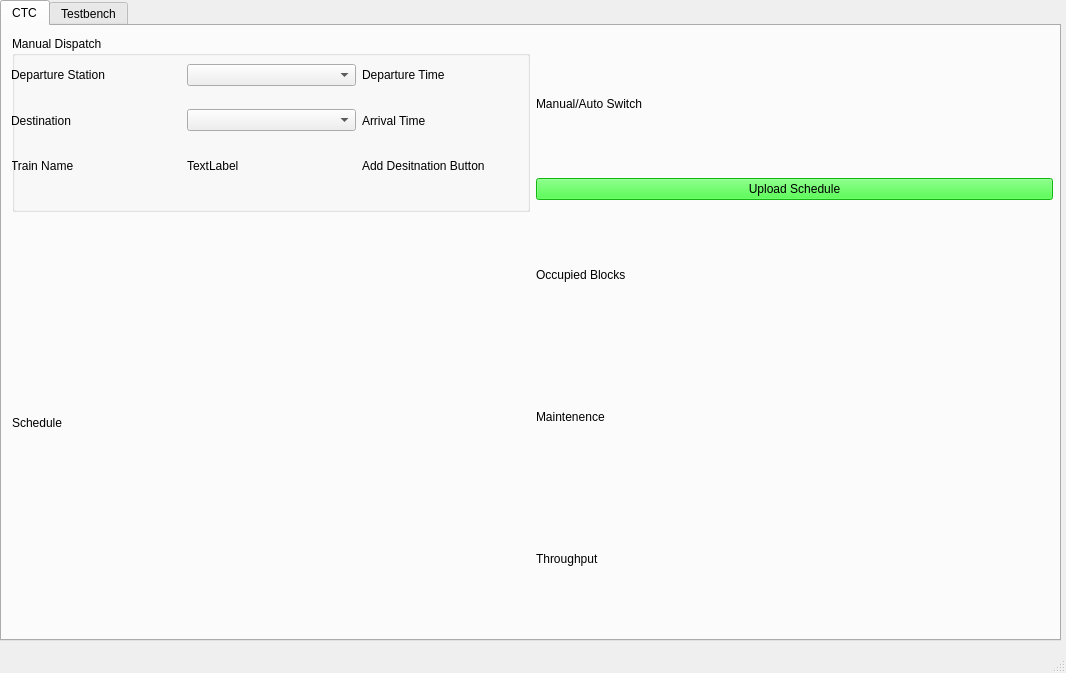
This is CTC/CTC_UI.ui in asmithie13/ECE-1140 as Qt 5 draws it before an edit. The edited form follows.
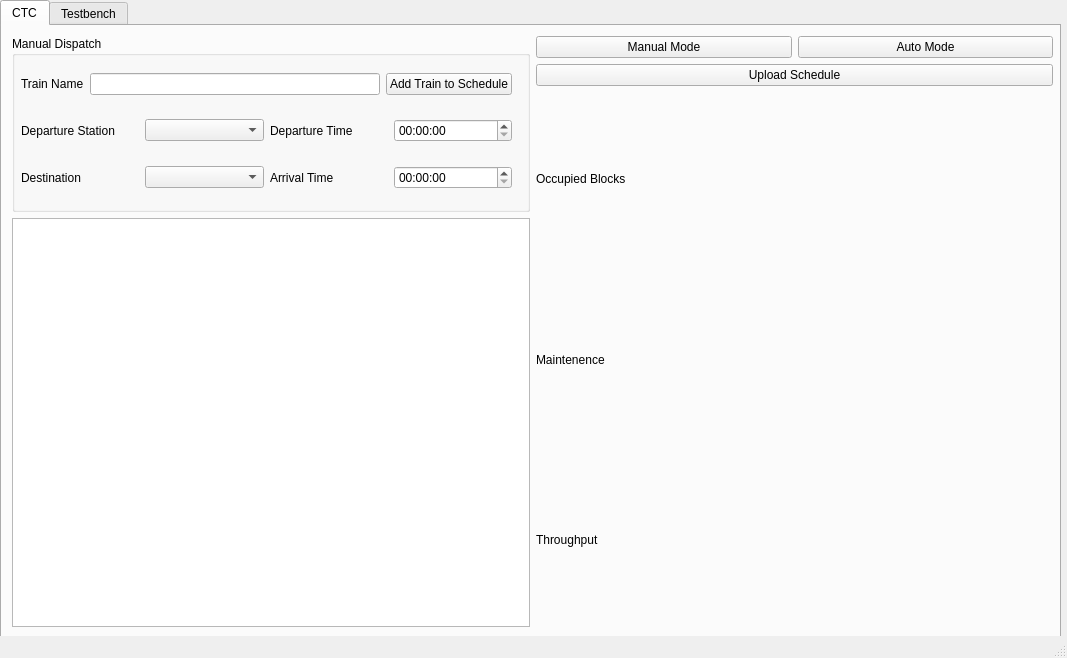
This is the edited form.

Commit message: Updated manual/automatic mode selection

The edit to the form file:
```diff
--- a/CTC/CTC_UI.ui
+++ b/CTC/CTC_UI.ui
@@ -6,8 +6,8 @@
    <rect>
     <x>0</x>
     <y>0</y>
-    <width>1066</width>
-    <height>673</height>
+    <width>1067</width>
+    <height>658</height>
    </rect>
   </property>
   <property name="windowTitle">
@@ -50,7 +50,7 @@
         <height>591</height>
        </rect>
       </property>
-      <layout class="QHBoxLayout" name="horizontalLayout">
+      <layout class="QHBoxLayout" name="CTC_TabCols" stretch="5,5">
        <item>
         <layout class="QVBoxLayout" name="verticalLayout" stretch="3,7">
          <item>
@@ -61,24 +61,45 @@
            <widget class="QWidget" name="verticalLayoutWidget_4">
             <property name="geometry">
              <rect>
-              <x>-1</x>
+              <x>9</x>
               <y>19</y>
-              <width>521</width>
-              <height>131</height>
+              <width>491</width>
+              <height>153</height>
              </rect>
             </property>
             <layout class="QVBoxLayout" name="verticalLayout_5">
              <item>
               <layout class="QHBoxLayout" name="horizontalLayout_15">
                <item>
-                <widget class="QLabel" name="label_38">
+                <widget class="QLabel" name="TrainNameLabel">
+                 <property name="text">
+                  <string>Train Name</string>
+                 </property>
+                </widget>
+               </item>
+               <item>
+                <widget class="QLineEdit" name="TrainNameField"/>
+               </item>
+               <item>
+                <widget class="QPushButton" name="AddTrainButton">
+                 <property name="text">
+                  <string>Add Train to Schedule</string>
+                 </property>
+                </widget>
+               </item>
+              </layout>
+             </item>
+             <item>
+              <layout class="QHBoxLayout" name="ManualDispatchRow2">
+               <item>
+                <widget class="QLabel" name="DepartureStationLabel">
                  <property name="text">
                   <string>Departure Station</string>
                  </property>
                 </widget>
                </item>
                <item>
-                <widget class="QComboBox" name="comboBox_10">
+                <widget class="QComboBox" name="DepartureSationSelect">
                  <item>
                   <property name="text">
                    <string/>
@@ -102,12 +123,15 @@
                 </widget>
                </item>
                <item>
-                <widget class="QLabel" name="label_39">
+                <widget class="QLabel" name="DepartureTimeLabel">
                  <property name="text">
                   <string>Departure Time</string>
                  </property>
                 </widget>
                </item>
+               <item>
+                <widget class="QTimeEdit" name="DepartureTimeEdit"/>
+               </item>
               </layout>
              </item>
              <item>
@@ -153,30 +177,8 @@
                  </property>
                 </widget>
                </item>
-              </layout>
-             </item>
-             <item>
-              <layout class="QHBoxLayout" name="horizontalLayout_17">
                <item>
-                <widget class="QLabel" name="label_42">
-                 <property name="text">
-                  <string>Train Name</string>
-                 </property>
-                </widget>
-               </item>
-               <item>
-                <widget class="QLabel" name="label_43">
-                 <property name="text">
-                  <string>TextLabel</string>
-                 </property>
-                </widget>
-               </item>
-               <item>
-                <widget class="QLabel" name="label_44">
-                 <property name="text">
-                  <string>Add Desitnation Button</string>
-                 </property>
-                </widget>
+                <widget class="QTimeEdit" name="ArrivalTimeEdit"/>
                </item>
               </layout>
              </item>
@@ -185,22 +187,29 @@
           </widget>
          </item>
          <item>
-          <widget class="QLabel" name="label">
-           <property name="text">
-            <string>Schedule</string>
-           </property>
-          </widget>
+          <widget class="QTableView" name="ScheduleTable"/>
          </item>
         </layout>
        </item>
        <item>
         <layout class="QVBoxLayout" name="verticalLayout_4">
          <item>
-          <widget class="QLabel" name="label_9">
-           <property name="text">
-            <string>Manual/Auto Switch</string>
-           </property>
-          </widget>
+          <layout class="QHBoxLayout" name="ModeButtonLayout">
+           <item>
+            <widget class="QPushButton" name="ManualModeButton">
+             <property name="text">
+              <string>Manual Mode</string>
+             </property>
+            </widget>
+           </item>
+           <item>
+            <widget class="QPushButton" name="AutoModeButton">
+             <property name="text">
+              <string>Auto Mode</string>
+             </property>
+            </widget>
+           </item>
+          </layout>
          </item>
          <item>
           <widget class="QPushButton" name="UploadButton">
@@ -219,45 +228,45 @@
               <colorrole role="Button">
                <brush brushstyle="SolidPattern">
                 <color alpha="255">
-                 <red>28</red>
-                 <green>255</green>
-                 <blue>25</blue>
+                 <red>240</red>
+                 <green>240</green>
+                 <blue>240</blue>
                 </color>
                </brush>
               </colorrole>
               <colorrole role="Light">
                <brush brushstyle="SolidPattern">
                 <color alpha="255">
-                 <red>154</red>
+                 <red>255</red>
                  <green>255</green>
-                 <blue>153</blue>
+                 <blue>255</blue>
                 </color>
                </brush>
               </colorrole>
               <colorrole role="Midlight">
                <brush brushstyle="SolidPattern">
                 <color alpha="255">
-                 <red>91</red>
-                 <green>255</green>
-                 <blue>89</blue>
+                 <red>247</red>
+                 <green>247</green>
+                 <blue>247</blue>
                 </color>
                </brush>
               </colorrole>
               <colorrole role="Dark">
                <brush brushstyle="SolidPattern">
                 <color alpha="255">
-                 <red>14</red>
-                 <green>127</green>
-                 <blue>12</blue>
+                 <red>120</red>
+                 <green>120</green>
+                 <blue>120</blue>
                 </color>
                </brush>
               </colorrole>
               <colorrole role="Mid">
                <brush brushstyle="SolidPattern">
                 <color alpha="255">
-                 <red>18</red>
-                 <green>170</green>
-                 <blue>16</blue>
+                 <red>160</red>
+                 <green>160</green>
+                 <blue>160</blue>
                 </color>
                </brush>
               </colorrole>
@@ -300,9 +309,9 @@
               <colorrole role="Window">
                <brush brushstyle="SolidPattern">
                 <color alpha="255">
-                 <red>28</red>
-                 <green>255</green>
-                 <blue>25</blue>
+                 <red>240</red>
+                 <green>240</green>
+                 <blue>240</blue>
                 </color>
                </brush>
               </colorrole>
@@ -318,9 +327,9 @@
               <colorrole role="AlternateBase">
                <brush brushstyle="SolidPattern">
                 <color alpha="255">
-                 <red>141</red>
-                 <green>255</green>
-                 <blue>140</blue>
+                 <red>247</red>
+                 <green>247</green>
+                 <blue>247</blue>
                 </color>
                </brush>
               </colorrole>
@@ -356,45 +365,45 @@
               <colorrole role="Button">
                <brush brushstyle="SolidPattern">
                 <color alpha="255">
-                 <red>28</red>
-                 <green>255</green>
-                 <blue>25</blue>
+                 <red>240</red>
+                 <green>240</green>
+                 <blue>240</blue>
                 </color>
                </brush>
               </colorrole>
               <colorrole role="Light">
                <brush brushstyle="SolidPattern">
                 <color alpha="255">
-                 <red>154</red>
+                 <red>255</red>
                  <green>255</green>
-                 <blue>153</blue>
+                 <blue>255</blue>
                 </color>
                </brush>
               </colorrole>
               <colorrole role="Midlight">
                <brush brushstyle="SolidPattern">
                 <color alpha="255">
-                 <red>91</red>
-                 <green>255</green>
-                 <blue>89</blue>
+                 <red>247</red>
+                 <green>247</green>
+                 <blue>247</blue>
                 </color>
                </brush>
               </colorrole>
               <colorrole role="Dark">
                <brush brushstyle="SolidPattern">
                 <color alpha="255">
-                 <red>14</red>
-                 <green>127</green>
-                 <blue>12</blue>
+                 <red>120</red>
+                 <green>120</green>
+                 <blue>120</blue>
                 </color>
                </brush>
               </colorrole>
               <colorrole role="Mid">
                <brush brushstyle="SolidPattern">
                 <color alpha="255">
-                 <red>18</red>
-                 <green>170</green>
-                 <blue>16</blue>
+                 <red>160</red>
+                 <green>160</green>
+                 <blue>160</blue>
                 </color>
                </brush>
               </colorrole>
@@ -437,9 +446,9 @@
               <colorrole role="Window">
                <brush brushstyle="SolidPattern">
                 <color alpha="255">
-                 <red>28</red>
-                 <green>255</green>
-                 <blue>25</blue>
+                 <red>240</red>
+                 <green>240</green>
+                 <blue>240</blue>
                 </color>
                </brush>
               </colorrole>
@@ -455,9 +464,9 @@
               <colorrole role="AlternateBase">
                <brush brushstyle="SolidPattern">
                 <color alpha="255">
-                 <red>141</red>
-                 <green>255</green>
-                 <blue>140</blue>
+                 <red>247</red>
+                 <green>247</green>
+                 <blue>247</blue>
                 </color>
                </brush>
               </colorrole>
@@ -484,63 +493,63 @@
               <colorrole role="WindowText">
                <brush brushstyle="SolidPattern">
                 <color alpha="255">
-                 <red>14</red>
-                 <green>127</green>
-                 <blue>12</blue>
+                 <red>120</red>
+                 <green>120</green>
+                 <blue>120</blue>
                 </color>
                </brush>
               </colorrole>
               <colorrole role="Button">
                <brush brushstyle="SolidPattern">
                 <color alpha="255">
-                 <red>28</red>
-                 <green>255</green>
-                 <blue>25</blue>
+                 <red>240</red>
+                 <green>240</green>
+                 <blue>240</blue>
                 </color>
                </brush>
               </colorrole>
               <colorrole role="Light">
                <brush brushstyle="SolidPattern">
                 <color alpha="255">
-                 <red>154</red>
+                 <red>255</red>
                  <green>255</green>
-                 <blue>153</blue>
+                 <blue>255</blue>
                 </color>
                </brush>
               </colorrole>
               <colorrole role="Midlight">
                <brush brushstyle="SolidPattern">
                 <color alpha="255">
-                 <red>91</red>
-                 <green>255</green>
-                 <blue>89</blue>
+                 <red>247</red>
+                 <green>247</green>
+                 <blue>247</blue>
                 </color>
                </brush>
               </colorrole>
               <colorrole role="Dark">
                <brush brushstyle="SolidPattern">
                 <color alpha="255">
-                 <red>14</red>
-                 <green>127</green>
-                 <blue>12</blue>
+                 <red>120</red>
+                 <green>120</green>
+                 <blue>120</blue>
                 </color>
                </brush>
               </colorrole>
               <colorrole role="Mid">
                <brush brushstyle="SolidPattern">
                 <color alpha="255">
-                 <red>18</red>
-                 <green>170</green>
-                 <blue>16</blue>
+                 <red>160</red>
+                 <green>160</green>
+                 <blue>160</blue>
                 </color>
                </brush>
               </colorrole>
               <colorrole role="Text">
                <brush brushstyle="SolidPattern">
                 <color alpha="255">
-                 <red>14</red>
-                 <green>127</green>
-                 <blue>12</blue>
+                 <red>120</red>
+                 <green>120</green>
+                 <blue>120</blue>
                 </color>
                </brush>
               </colorrole>
@@ -556,27 +565,27 @@
               <colorrole role="ButtonText">
                <brush brushstyle="SolidPattern">
                 <color alpha="255">
-                 <red>14</red>
-                 <green>127</green>
-                 <blue>12</blue>
+                 <red>120</red>
+                 <green>120</green>
+                 <blue>120</blue>
                 </color>
                </brush>
               </colorrole>
               <colorrole role="Base">
                <brush brushstyle="SolidPattern">
                 <color alpha="255">
-                 <red>28</red>
-                 <green>255</green>
-                 <blue>25</blue>
+                 <red>240</red>
+                 <green>240</green>
+                 <blue>240</blue>
                 </color>
                </brush>
               </colorrole>
               <colorrole role="Window">
                <brush brushstyle="SolidPattern">
                 <color alpha="255">
-                 <red>28</red>
-                 <green>255</green>
-                 <blue>25</blue>
+                 <red>240</red>
+                 <green>240</green>
+                 <blue>240</blue>
                 </color>
                </brush>
               </colorrole>
@@ -592,9 +601,9 @@
               <colorrole role="AlternateBase">
                <brush brushstyle="SolidPattern">
                 <color alpha="255">
-                 <red>28</red>
-                 <green>255</green>
-                 <blue>25</blue>
+                 <red>240</red>
+                 <green>240</green>
+                 <blue>240</blue>
                 </color>
                </brush>
               </colorrole>
```
Left out of the diff: 20 changed lines with no effect on the pictures. The commit also changes 1 other file.
